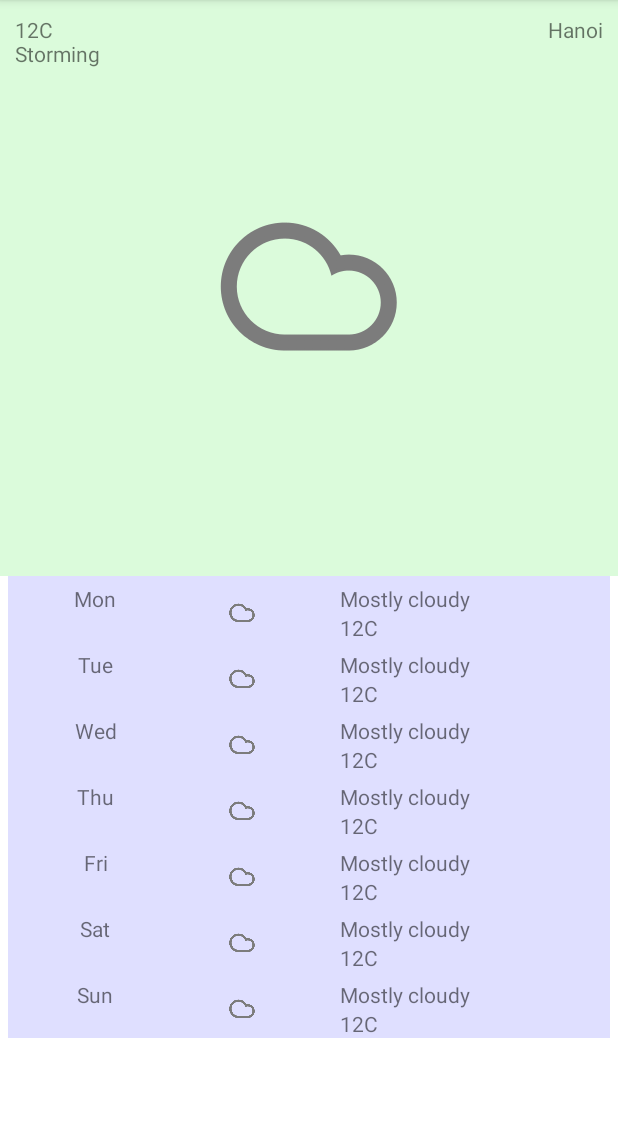
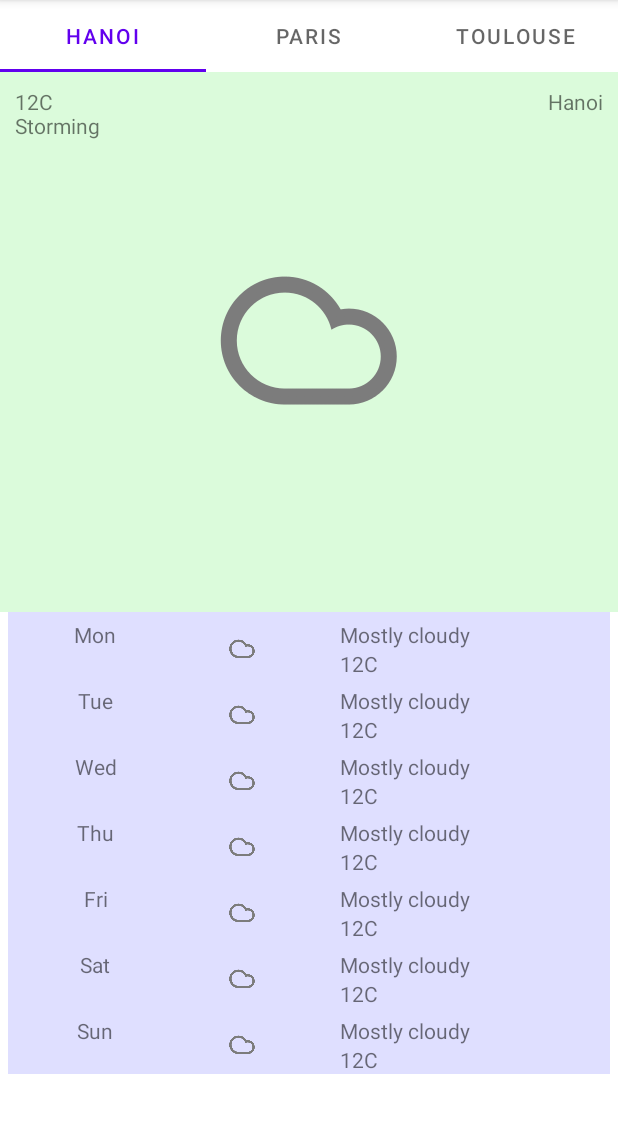
Before and after one commit to miatran1109/androiddev2021, an Android app: the screen it shows after launch (WeatherActivity), on a phone screen of 412 x 824 dp, the part 84-1217 px from its top. Run offline under Robolectric (Android 15) with nearby library versions, the phone set to English and light mode, and no system bars.

Commit message:
Practical 8: tab layout

```diff
--- a/app/build.gradle
+++ b/app/build.gradle
@@ -38,9 +38,11 @@ dependencies {
     testImplementation 'junit:junit:4.+'
     androidTestImplementation 'androidx.test.ext:junit:1.1.2'
     androidTestImplementation 'androidx.test.espresso:espresso-core:3.3.0'
-    //noinspection GradleCompatible,GradleCompatible
-    compile 'com.android.support:design:24.2.1'
-    //noinspection GradleCompatible,GradleCompatible
-    compile 'com.android.support:support-v4:24.2.1'
+    //noinspection GradleCompatible
+    implementation "com.android.support:design:28.1.0"
+//    //noinspection GradleCompatible,GradleCompatible
+//    compile 'com.android.support:design:24.2.1'
+//    //noinspection GradleCompatible,GradleCompatible
+//    compile 'com.android.support:support-v4:24.2.1'
 
 }
--- a/app/src/main/java/vn/edu/usth/usthweather/WeatherActivity.java
+++ b/app/src/main/java/vn/edu/usth/usthweather/WeatherActivity.java
@@ -30,12 +30,15 @@ public class WeatherActivity extends AppCompatActivity {
 //        getSupportFragmentManager().beginTransaction()
 //                .add(android.R.id.content, forecastFragment).commit();
 
+
         PagerAdapter adapter = new HomeFragmentPagerAdapter(
                 getSupportFragmentManager());
-        ViewPager pager = (ViewPager) findViewById(R.id.weather_activity);
-        pager.setOffscreenPageLimit(3);
-        pager.setAdapter(adapter);
+        ViewPager viewPager = findViewById(R.id.pager);
+        viewPager.setOffscreenPageLimit(3);
+        viewPager.setAdapter(adapter);
 
+        TabLayout tableLayout = findViewById(R.id.tabLayout);
+        tableLayout.setupWithViewPager(viewPager);
     }
 
     @Override
--- a/app/src/main/res/layout/activity_weather.xml
+++ b/app/src/main/res/layout/activity_weather.xml
@@ -1,13 +1,25 @@
 <?xml version="1.0" encoding="utf-8"?>
-<androidx.viewpager.widget.ViewPager xmlns:android="http://schemas.android.com/apk/res/android"
-    xmlns:tools="http://schemas.android.com/tools"
+<LinearLayout xmlns:android="http://schemas.android.com/apk/res/android"
+    android:id="@+id/weather_activity"
     android:layout_width="match_parent"
     android:layout_height="match_parent"
-    android:id="@+id/weather_activity"
     android:orientation="vertical">
-    fragment
-    class="vn.edu.usth.weather.WeatherAndForecastFragment"
-    android:layout_width="match_parent"
-    android:layout_height="match_parent" />
 
-</androidx.viewpager.widget.ViewPager>
+    <com.google.android.material.tabs.TabLayout
+        android:layout_width="match_parent"
+        android:layout_height="wrap_content"
+        android:id="@+id/tabLayout" />
+
+    <androidx.viewpager.widget.ViewPager
+        xmlns:tools="http://schemas.android.com/tools"
+        android:layout_width="match_parent"
+        android:layout_height="match_parent"
+        android:id="@+id/pager"
+        android:orientation="vertical">
+        <fragment
+            android:name="vn.edu.usth.usthweather.WeatherAndForecastFragment"
+            android:layout_width="match_parent"
+            android:layout_height="match_parent" />
+
+    </androidx.viewpager.widget.ViewPager>
+</LinearLayout>
```
